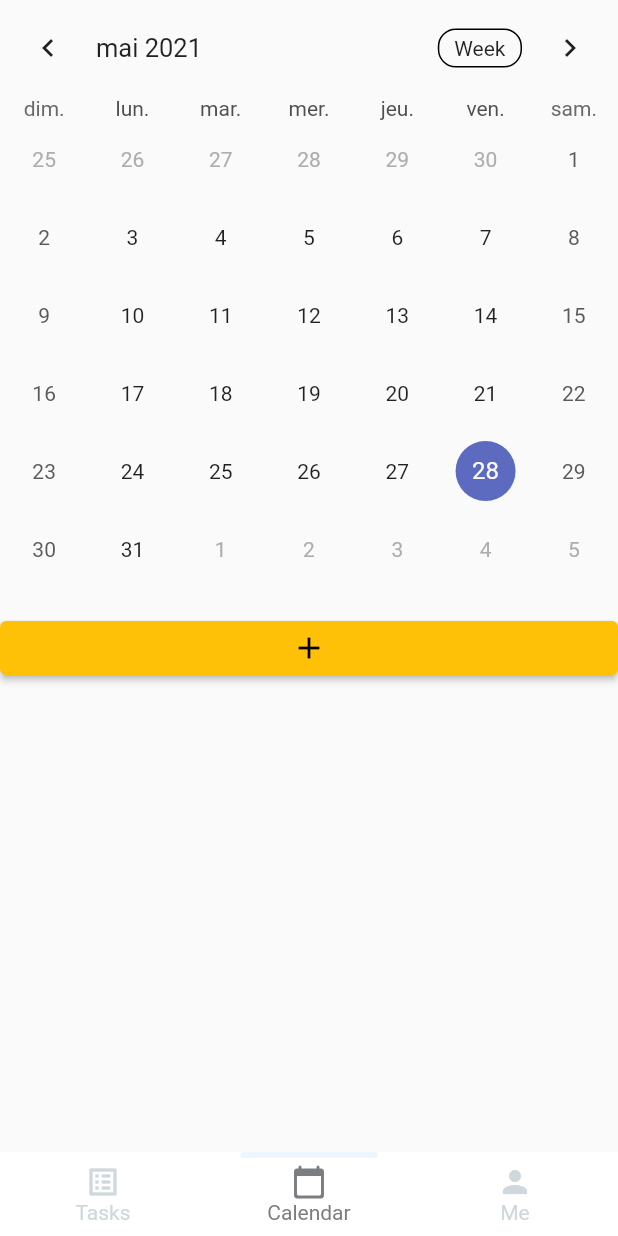
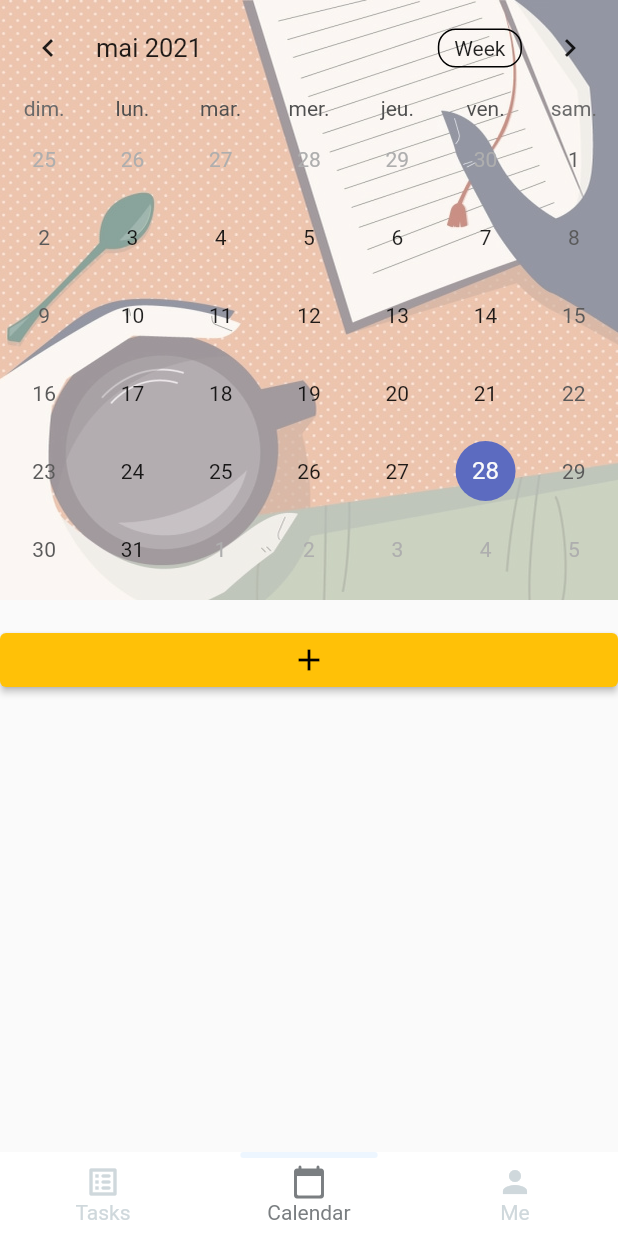
Before and after one commit to AlaaEdAouimeur/Mirac-Flutter-Time-Managment-App, a Flutter app: the screen it shows after launch, item 2 of the bottom bar chosen, on a phone screen of 412 x 824 dp. Run offline on Flutter 3.47's test engine with Material 2 defaults, Android fonts, the phone set to English and light mode, and no system bars; drawn by our look-alikes of flutter_snake_navigationbar, table_calendar; our stand-ins replace flutter_riverpod, flutter_spinkit, moor, moor_flutter; missing offline and left inert: animate_icons, custom_pop_up_menu; generated files the repository leaves out were written again.

Commit message:
added bg to callendar

```diff
--- a/lib/UI/Components/calendar.dart
+++ b/lib/UI/Components/calendar.dart
@@ -87,11 +87,25 @@ class _CalendarWidgetState extends State<CalendarWidget> {
                 return ListView(
                   primary: true,
                   children: [
-                    TableCalendar(
+                    Stack(
+                      children: [
+                        Container(
+                            height: 400,
+                            child: Opacity(
+                              child: Image.asset(
+                                'assets/bg.jpg',
+                                fit: BoxFit.fitHeight,
+                              ),
+                              opacity: 0.5,
+                            )),
+                        Opacity(
+                          opacity: 1,
+                          child: TableCalendar(
                             locale: 'fr_FR',
                             calendarFormat: calendarFormat,
                             calendarBuilders: CalendarBuilders(),
-                      availableGestures: AvailableGestures.horizontalSwipe,
+                            availableGestures:
+                                AvailableGestures.horizontalSwipe,
                             dayHitTestBehavior: HitTestBehavior.deferToChild,
                             firstDay: _firstDay,
                             focusedDay: _focusedDay,
@@ -114,6 +128,9 @@ class _CalendarWidgetState extends State<CalendarWidget> {
                             },
                             onFormatChanged: (newFormat) =>
                                 setState(() => calendarFormat = newFormat),
+                          ),
+                        ),
+                      ],
                     ),
                     const SizedBox(height: 8.0),
 
--- a/pubspec.yaml
+++ b/pubspec.yaml
@@ -54,8 +54,8 @@ flutter:
   # the material Icons class.
   uses-material-design: true
   # To add assets to your application, add an assets section, like this:
-  # assets:
-  #   - images/a_dot_burr.jpeg
+  assets:
+     - assets/
   #   - images/a_dot_ham.jpeg
   # An image asset can refer to one or more resolution-specific "variants", see
   # https://flutter.dev/assets-and-images/#resolution-aware.
```
Also changed, not shown: assets/bg.jpg (added). Lines whose indentation alone changed are shown as unchanged.
